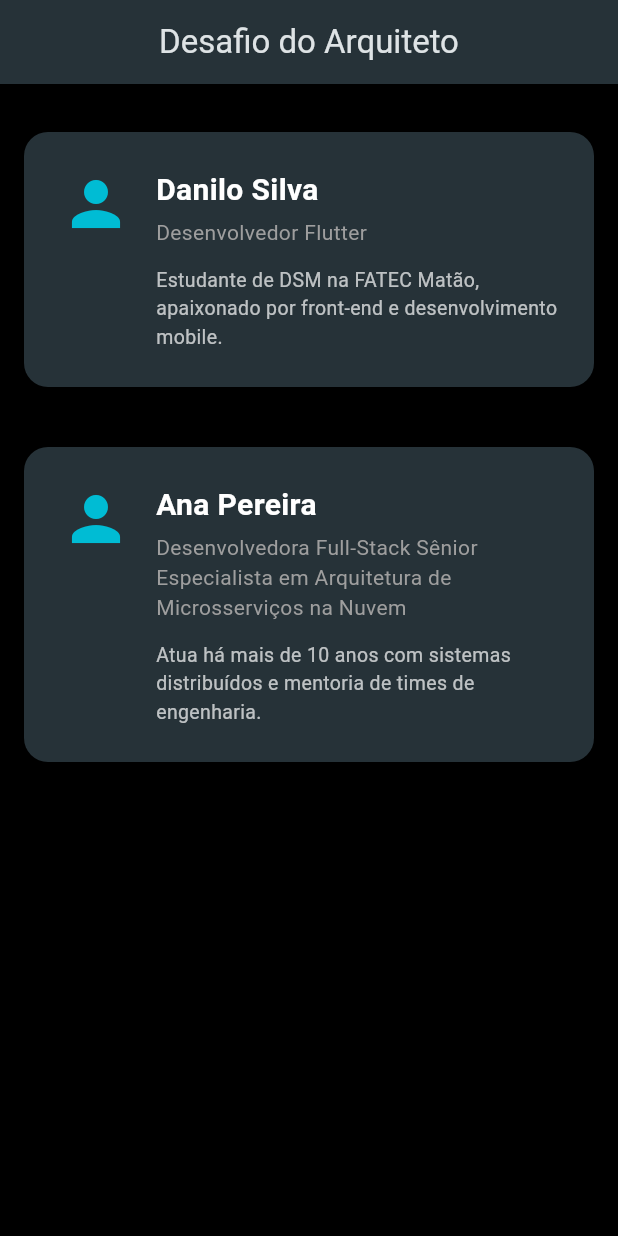
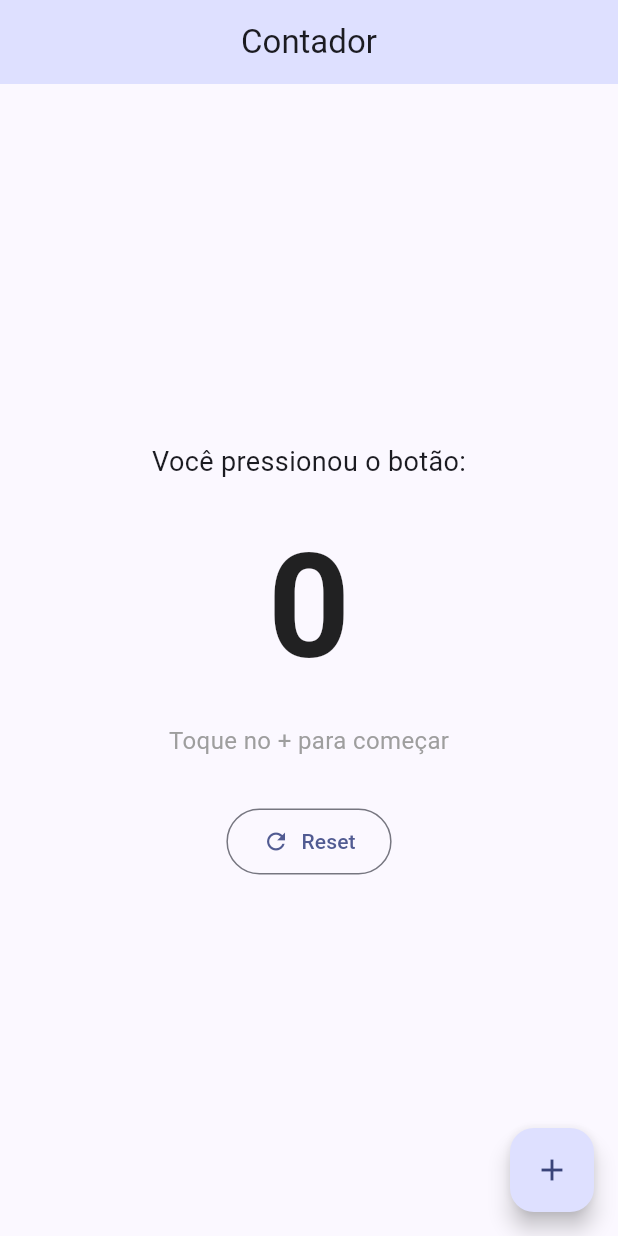
Before and after one commit to daniykt/Atividades_Fatec, a Flutter app: the screen it shows after launch, on a phone screen of 412 x 824 dp. Run offline on Flutter 3.47's test engine with Material 3 defaults, Android fonts, the light colour scheme and no system bars.

Commit message:
feat: implementa app contador com botao reset, cor dinamica e trava de limite

```diff
--- a/lib/main.dart
+++ b/lib/main.dart
@@ -1,136 +1,125 @@
 import 'package:flutter/material.dart';
 
 void main() {
-  runApp(const AppCartaoPerfil());
+  runApp(const AppContador());
 }
 
-class AppCartaoPerfil extends StatelessWidget {
-  const AppCartaoPerfil({super.key});
+class AppContador extends StatelessWidget {
+  const AppContador({super.key});
 
   @override
   Widget build(BuildContext context) {
     return MaterialApp(
-      title: 'Cartão de Perfil',
+      title: 'Contador',
       debugShowCheckedModeBanner: false,
       theme: ThemeData(
         useMaterial3: true,
-        colorScheme: ColorScheme.fromSeed(
-          seedColor: Colors.cyan,
-          brightness: Brightness.dark,
+        colorScheme: ColorScheme.fromSeed(seedColor: Colors.indigo),
       ),
-        scaffoldBackgroundColor: Colors.black,
-      ),
-      home: const PerfilPage(),
+      home: const ContadorPage(),
     );
   }
 }
 
-class PerfilPage extends StatelessWidget {
-  const PerfilPage({super.key});
+class ContadorPage extends StatefulWidget {
+  const ContadorPage({super.key});
+
+  @override
+  State<ContadorPage> createState() => _ContadorPageState();
+}
+
+class _ContadorPageState extends State<ContadorPage> {
+  int _contador = 0;
+
+  // Limite máximo do contador (Nível 3 — trava de segurança).
+  static const int _limite = 10;
+
+  void _incrementar() {
+    setState(() {
+      _contador++;
+    });
+  }
+
+  void _resetar() {
+    setState(() {
+      _contador = 0;
+    });
+  }
+
+  /// NÍVEL 2 — Cor dinâmica: pares em azul, ímpares em vermelho.
+  Color get _corDoNumero {
+    if (_contador == 0) return Colors.black87;
+    return _contador.isEven ? Colors.blue.shade700 : Colors.red.shade700;
+  }
+
+  /// NÍVEL 3 — Trava de segurança: quando bate no limite,
+  /// o FAB recebe `null` em `onPressed`, o que o desabilita visualmente.
+  bool get _atingiuLimite => _contador >= _limite;
 
   @override
   Widget build(BuildContext context) {
     return Scaffold(
       appBar: AppBar(
-        title: const Text('Desafio do Arquiteto'),
+        title: const Text('Contador'),
         centerTitle: true,
-        backgroundColor: Colors.blueGrey[900],
+        backgroundColor: Theme.of(context).colorScheme.primaryContainer,
       ),
-      body: SingleChildScrollView(
-        // NÍVEL EVOLUÇÃO: Column externa envelopando os dois cartões,
-        // com SizedBox para separá-los verticalmente.
+      body: Center(
         child: Column(
-          children: const [
-            SizedBox(height: 16),
-            CartaoPerfil(
-              nome: 'Danilo Silva',
-              titulo: 'Desenvolvedor Flutter',
-              descricao:
-                  'Estudante de DSM na FATEC Matão, apaixonado por front-end e desenvolvimento mobile.',
+          mainAxisAlignment: MainAxisAlignment.center,
+          children: [
+            const Text(
+              'Você pressionou o botão:',
+              style: TextStyle(fontSize: 18),
             ),
-            SizedBox(height: 8),
-            // NÍVEL MESTRE: subtítulo gigante que provocaria Overflow no Row,
-            // resolvido com Expanded envolvendo a Column dos textos.
-            CartaoPerfil(
-              nome: 'Ana Pereira',
-              titulo:
-                  'Desenvolvedora Full-Stack Sênior Especialista em Arquitetura de Microsserviços na Nuvem',
-              descricao:
-                  'Atua há mais de 10 anos com sistemas distribuídos e mentoria de times de engenharia.',
-            ),
-            SizedBox(height: 16),
-          ],
+            const SizedBox(height: 16),
+            // O Display: Text com TextStyle, cor calculada dinamicamente.
+            Text(
+              '$_contador',
+              style: TextStyle(
+                fontSize: 96,
+                fontWeight: FontWeight.bold,
+                color: _corDoNumero,
               ),
             ),
-    );
-  }
-}
-
-/// Cartão de perfil reutilizável — implementa o layout do slide 13
-/// (Container → Row → Icon + Column com Nome/Título/Descrição).
-class CartaoPerfil extends StatelessWidget {
-  final String nome;
-  final String titulo;
-  final String descricao;
-
-  const CartaoPerfil({
-    super.key,
-    required this.nome,
-    required this.titulo,
-    required this.descricao,
-  });
-
-  @override
-  Widget build(BuildContext context) {
-    // PASSO 1 — A Fundação: Container com margin, padding, cor e borderRadius.
-    return Container(
-      margin: const EdgeInsets.all(16),
-      padding: const EdgeInsets.all(24),
-      decoration: BoxDecoration(
-        color: Colors.blueGrey[900],
-        borderRadius: BorderRadius.circular(16),
-      ),
-      // PASSO 2 — O Esqueleto: Row com Icon + SizedBox + Column dos textos.
-      child: Row(
-        crossAxisAlignment: CrossAxisAlignment.start,
-        children: [
-          // PASSO 3 — Acabamentos: Icon injetando cor e vida.
-          const Icon(Icons.person, size: 48, color: Colors.cyan),
-          const SizedBox(width: 16),
-          // NÍVEL MESTRE: Expanded resolve o Overflow quando o texto é longo.
-          // Sem ele, um subtítulo gigante estoura a largura do Row.
-          Expanded(
-            child: Column(
-              crossAxisAlignment: CrossAxisAlignment.start,
-              children: [
+            const SizedBox(height: 8),
             Text(
-                  nome,
-                  style: const TextStyle(
-                    color: Colors.white,
-                    fontSize: 20,
-                    fontWeight: FontWeight.bold,
+              _contador == 0
+                  ? 'Toque no + para começar'
+                  : _atingiuLimite
+                      ? 'Limite máximo atingido!'
+                      : _contador.isEven
+                          ? 'Número par'
+                          : 'Número ímpar',
+              style: TextStyle(
+                fontSize: 16,
+                color: _atingiuLimite ? Colors.red.shade700 : Colors.grey,
+                fontWeight:
+                    _atingiuLimite ? FontWeight.bold : FontWeight.normal,
               ),
             ),
-                const SizedBox(height: 4),
-                Text(
-                  titulo,
-                  style: const TextStyle(
-                    color: Colors.grey,
-                    fontSize: 14,
+            const SizedBox(height: 32),
+            // NÍVEL 1 — OutlinedButton de Reset dentro da Column.
+            OutlinedButton.icon(
+              onPressed: _resetar,
+              icon: const Icon(Icons.refresh),
+              label: const Text('Reset'),
+              style: OutlinedButton.styleFrom(
+                padding: const EdgeInsets.symmetric(
+                  horizontal: 24,
+                  vertical: 12,
                 ),
-                ),
-                const SizedBox(height: 12),
-                Text(
-                  descricao,
-                  style: const TextStyle(
-                    color: Colors.white70,
-                    fontSize: 13,
               ),
             ),
           ],
         ),
       ),
-        ],
+      // NÍVEL 3 — onPressed recebe `null` quando o limite é atingido,
+      // desabilitando o FAB visualmente (fica acinzentado).
+      floatingActionButton: FloatingActionButton(
+        onPressed: _atingiuLimite ? null : _incrementar,
+        tooltip: 'Incrementar',
+        child: const Icon(Icons.add),
       ),
     );
   }
--- a/pubspec.yaml
+++ b/pubspec.yaml
@@ -1,5 +1,5 @@
-name: app_cartao_perfil
-description: Desafio do Arquiteto — cartão de perfil em Flutter (Aula 5).
+name: app_contador
+description: Desafios de Laboratório — App Contador (Aula 6).
 publish_to: 'none'
 version: 1.0.0+1
 
```
Also changed, not shown: 18 other files. Lines whose indentation alone changed are shown as unchanged.
